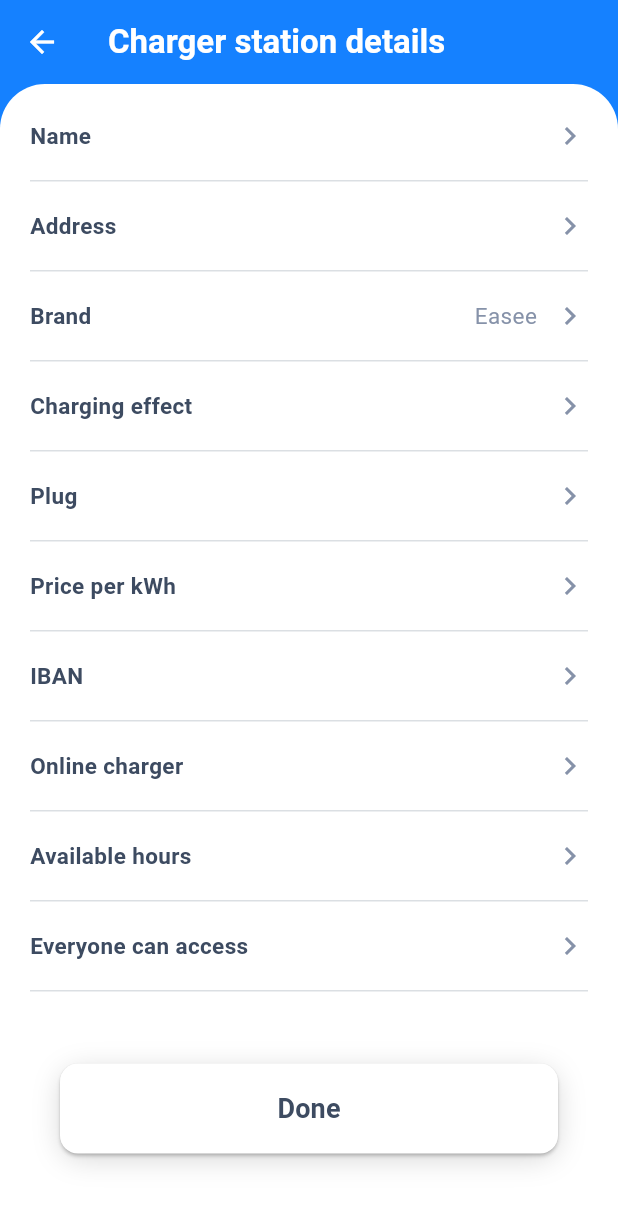
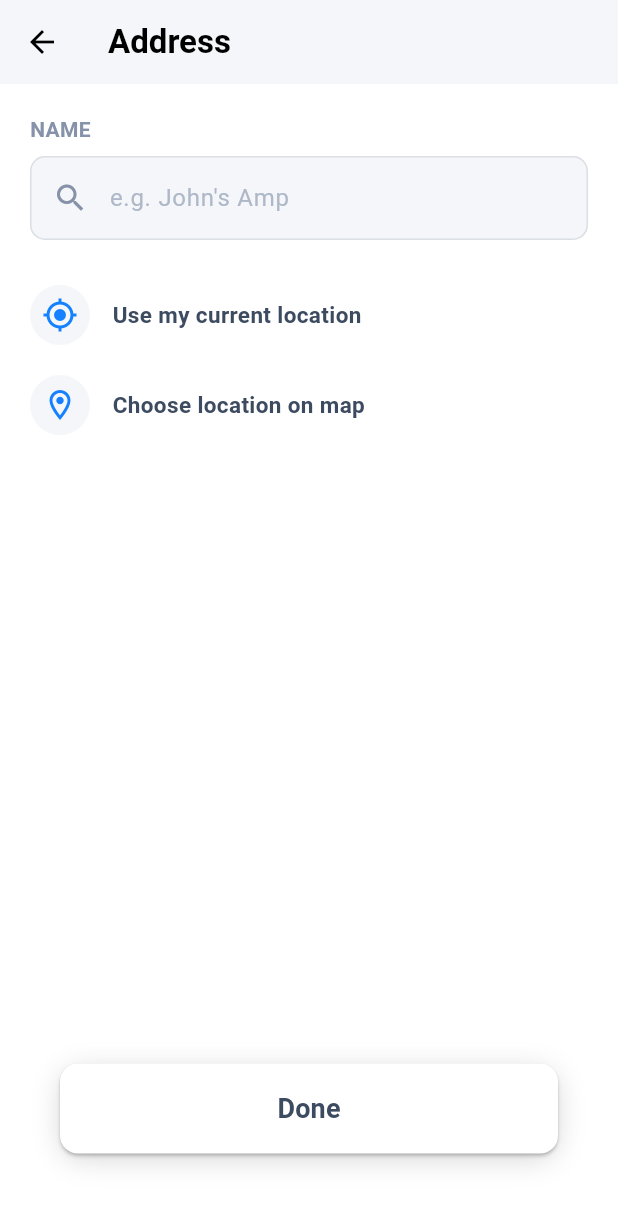
Before and after one commit to glbchk/watt_flutter, a Flutter app: the AddChargingStationDetailsPage screen opened directly with empty values, after a tap on "Address", on a phone screen of 412 x 824 dp. Shown: the top 1205 px of the screen. Run offline on Flutter 3.47's test engine with Material 3 defaults, Android fonts, the phone set to English and light mode, and no system bars; our stand-ins replace bloc, cloud_firestore, firebase_auth, firebase_core, flutter_bloc, flutter_svg and 2 more; accounts and stored records are empty.

Commit message:
Worked on UI, started to work on pages to be able to add details about charging stations.

```diff
--- /dev/null
+++ b/lib/data/models/charging_station_model.dart
@@ -0,0 +1,55 @@
+class ChargingStationModel {
+  final String? chargingStationName;
+  final String? address;
+  final String? brandName;
+  final String? chargingEffect;
+  final String? plug;
+  final String? pricePerKwh;
+  final String? iban;
+  final bool? onlineCharger;
+  final String? availableHours;
+  final bool? everyoneCanAccess;
+
+  ChargingStationModel({
+    this.chargingStationName,
+    this.address,
+    this.brandName,
+    this.chargingEffect,
+    this.plug,
+    this.pricePerKwh,
+    this.iban,
+    this.onlineCharger,
+    this.availableHours,
+    this.everyoneCanAccess,
+  });
+
+  factory ChargingStationModel.fromJson(Map<String, dynamic> json) {
+    return ChargingStationModel(
+      chargingStationName: json['charging_station_name'],
+      address: json['address'],
+      brandName: json['brand_name'],
+      chargingEffect: json['charging_effect'],
+      plug: json['plug'],
+      pricePerKwh: json['price_per_kwh'],
+      iban: json['iban'],
+      onlineCharger: json['online_charger'],
+      availableHours: json['available_hours'],
+      everyoneCanAccess: json['everyone_can_access'],
+    );
+  }
+
+  Map<String, dynamic> toJson() {
+    return {
+      'charging_station_name': chargingStationName,
+      'address': address,
+      'brand_name': brandName,
+      'charging_effect': chargingEffect,
+      'plug': plug,
+      'price_per_kwh': pricePerKwh,
+      'iban': iban,
+      'online_charger': onlineCharger,
+      'available_hours': availableHours,
+      'everyone_can_access': everyoneCanAccess,
+    };
+  }
+}
--- a/lib/presentation/onboarding_page/bloc/onboarding_state.dart
+++ b/lib/presentation/onboarding_page/bloc/onboarding_state.dart
@@ -1,4 +1,5 @@
 import 'package:watt/data/models/car_model.dart';
+import 'package:watt/data/models/charging_station_model.dart';
 
 class OnboardingState {
   final String? name;
@@ -8,6 +9,7 @@ class OnboardingState {
   final bool? isNameValid;
   final bool? isPhoneNumberValid;
   final List<CarModel>? cars;
+  final List<ChargingStationModel>? chargingStations;
 
   OnboardingState({
     this.name,
@@ -17,6 +19,7 @@ class OnboardingState {
     this.isNameValid = false,
     this.isPhoneNumberValid = false,
     this.cars,
+    this.chargingStations,
   });
 
   OnboardingState copyWith({
@@ -27,6 +30,7 @@ class OnboardingState {
     bool? Function()? isNameValid,
     bool? Function()? isPhoneNumberValid,
     List<CarModel>? Function()? cars,
+    List<ChargingStationModel>? Function()? chargingStations,
   }) {
     return OnboardingState(
       name: name != null ? name() : this.name,
@@ -40,6 +44,9 @@ class OnboardingState {
           ? isPhoneNumberValid()
           : this.isPhoneNumberValid,
       cars: cars != null ? cars() : this.cars,
+      chargingStations: chargingStations != null
+          ? chargingStations()
+          : this.chargingStations,
     );
   }
 }
--- /dev/null
+++ b/lib/presentation/onboarding_page/view/add_charging_station/components/detail_properties_widget.dart
@@ -0,0 +1,154 @@
+import 'package:flutter/material.dart';
+import 'package:watt/presentation/onboarding_page/view/add_charging_station/add_charging_station_page.dart';
+import 'package:watt/presentation/onboarding_page/view/add_charging_station/details_page.dart';
+import 'package:watt/presentation/onboarding_page/view/components/tall_card_button.dart';
+import 'package:watt/utils/constants.dart';
+import 'package:watt/utils/global_components/custom_textfield.dart';
+import 'package:watt/utils/global_components/inline_button.dart';
+import 'package:watt/utils/global_components/tile_selector_widget.dart';
+
+import '../../../../../utils/colors.dart';
+
+List<String> chargingEffectList = [
+  KChargingEffect.three,
+  KChargingEffect.seven,
+  KChargingEffect.eleven,
+  KChargingEffect.twentyTwo,
+];
+
+List<String> plugList = [
+  KPlugs.threePhase,
+  KPlugs.typeOne,
+  KPlugs.typeTwo,
+  KPlugs.wall,
+];
+
+class DetailPropertiesWidget extends StatefulWidget {
+  final DetailPageProperties property;
+  final String brandName;
+
+  const DetailPropertiesWidget({
+    super.key,
+    required this.property,
+    required this.brandName,
+  });
+
+  @override
+  State<DetailPropertiesWidget> createState() =>
+      _DetailPropertiesFormWidgetState();
+}
+
+class _DetailPropertiesFormWidgetState extends State<DetailPropertiesWidget> {
+  String? selectedChargingEffect;
+  String? selectedPlug;
+
+  @override
+  Widget build(BuildContext context) {
+    return switch (widget.property) {
+      DetailPageProperties.chargingStationName => Form(
+        child: Container(
+          color: Colors.white,
+          padding: const EdgeInsets.all(20.0),
+          child: Column(
+            crossAxisAlignment: CrossAxisAlignment.center,
+            children: [
+              Text(
+                'This name will be visible for other users on the\n map in the Watt app',
+                textAlign: TextAlign.center,
+              ),
+              SizedBox(
+                height: 20.0,
+              ),
+              CustomTextField(
+                controller: TextEditingController(),
+                label: 'Name',
+                hint: "e.g. John's Amp",
+              ),
+            ],
+          ),
+        ),
+      ),
+      DetailPageProperties.address => Form(
+        child: Container(
+          color: Colors.white,
+          padding: const EdgeInsets.all(20.0),
+          child: Column(
+            crossAxisAlignment: CrossAxisAlignment.center,
+            children: [
+              CustomTextField(
+                controller: TextEditingController(),
+                prefixIcon: Icons.search,
+                prefixIconColor: greyAppColor,
+                label: 'Name',
+                hint: "e.g. John's Amp",
+              ),
+              SizedBox(
+                height: 20.0,
+              ),
+              InlineButton(
+                label: 'Use my current location',
+                icon: Icons.my_location,
+              ),
+              InlineButton(
+                label: 'Choose location on map',
+                icon: Icons.location_on_outlined,
+              ),
+            ],
+          ),
+        ),
+      ),
+      DetailPageProperties.brandName => Form(
+        child: Container(
+          color: Colors.white,
+          padding: const EdgeInsets.only(top: 20.0),
+          child: Column(
+            children: [
+              ...List.generate(
+                chargingStationList.length,
+                (index) {
+                  return TallCardButton(
+                    label: chargingStationList.elementAt(index),
+                    pngImage: chargingStationIconsList.elementAt(index),
+                    onPressed: () {
+                      // Navigator.push(
+                      //   context,
+                      //   MaterialPageRoute(
+                      //     builder: (_) => AddChargingStationDetailsPage(
+                      //       chargingStationBrandName: chargingStationList
+                      //           .elementAt(
+                      //             index,
+                      //           ),
+                      //     ),
+                      //   ),
+                      // );
+                    },
+                  );
+                },
+              ),
+            ],
+          ),
+        ),
+      ),
+      DetailPageProperties.chargingEffect => TileSelectorWidget(
+        list: chargingEffectList,
+        selectedValue: selectedChargingEffect,
+        onSelected: (value) {
+          setState(() => selectedChargingEffect = value);
+        },
+      ),
+      DetailPageProperties.plug => TileSelectorWidget(
+        list: plugList,
+        selectedValue: selectedPlug,
+        onSelected: (value) {
+          setState(() => selectedPlug = value);
+        },
+      ),
+      // TODO: Handle this case.
+      DetailPageProperties.pricePerKwh => throw UnimplementedError(),
+      // TODO: Handle this case.
+      DetailPageProperties.iban => throw UnimplementedError(),
+      // TODO: Handle this case.
+      DetailPageProperties.availableHours => throw UnimplementedError(),
+    };
+  }
+}
--- a/lib/presentation/onboarding_page/view/add_charging_station/details_page.dart
+++ b/lib/presentation/onboarding_page/view/add_charging_station/details_page.dart
@@ -2,12 +2,30 @@ import 'package:flutter/material.dart';
 import 'package:flutter_bloc/flutter_bloc.dart';
 import 'package:watt/presentation/onboarding_page/bloc/onboarding_bloc.dart';
 import 'package:watt/presentation/onboarding_page/bloc/onboarding_state.dart';
-import 'package:watt/presentation/onboarding_page/view/add_charging_station/components/charger_station_details_form_widget.dart';
+import 'package:watt/presentation/onboarding_page/view/add_charging_station/components/detail_properties_widget.dart';
 import 'package:watt/utils/colors.dart';
 import 'package:watt/utils/global_components/bottom_floating_button.dart';
 
+enum DetailPageProperties {
+  chargingStationName,
+  address,
+  brandName,
+  chargingEffect,
+  plug,
+  pricePerKwh,
+  iban,
+  availableHours,
+}
+
 class DetailsPage extends StatefulWidget {
-  const DetailsPage({super.key});
+  final DetailPageProperties property;
+  final String brandName;
+
+  const DetailsPage({
+    super.key,
+    required this.property,
+    required this.brandName,
+  });
 
   @override
   State<DetailsPage> createState() => _DetailsPageState();
@@ -21,6 +39,19 @@ class _DetailsPageState extends State<DetailsPage> {
     super.dispose();
   }
 
+  String titleSelector() {
+    return switch (widget.property) {
+      DetailPageProperties.chargingStationName => 'How to name your charger?',
+      DetailPageProperties.address => 'Address',
+      DetailPageProperties.brandName => 'Charging Station Brand',
+      DetailPageProperties.chargingEffect => 'Charging effect',
+      DetailPageProperties.plug => 'Plug',
+      DetailPageProperties.pricePerKwh => 'Price per kWh',
+      DetailPageProperties.iban => 'Bank account',
+      DetailPageProperties.availableHours => 'Available hours',
+    };
+  }
+
   @override
   Widget build(BuildContext context) {
     return BlocBuilder<OnboardingBloc, OnboardingState>(
@@ -29,7 +60,7 @@ class _DetailsPageState extends State<DetailsPage> {
           extendBody: true,
           appBar: AppBar(
             title: Text(
-              'How to name your charger?',
+              titleSelector(),
               style: TextStyle(
                 fontWeight: FontWeight.bold,
                 color: Colors.black,
@@ -40,31 +71,9 @@ class _DetailsPageState extends State<DetailsPage> {
           ),
           body: LayoutBuilder(
             builder: (context, constraints) {
-              return SingleChildScrollView(
-                child: ConstrainedBox(
-                  constraints: BoxConstraints(
-                    minHeight: constraints.maxHeight,
-                  ),
-                  child: IntrinsicHeight(
-                    child: Column(
-                      children: [
-                        Expanded(
-                          child: Container(
-                            width: double.infinity,
-                            height: double.infinity,
-                            decoration: BoxDecoration(
-                              color: Colors.white,
-                            ),
-                            child: Padding(
-                              padding: const EdgeInsets.only(top: 5.0),
-                              child: ChargerStationDetailsFormWidget(),
-                            ),
-                          ),
-                        ),
-                      ],
-                    ),
-                  ),
-                ),
+              return DetailPropertiesWidget(
+                property: widget.property,
+                brandName: widget.brandName,
               );
             },
           ),
--- a/lib/utils/global_components/custom_textfield.dart
+++ b/lib/utils/global_components/custom_textfield.dart
@@ -83,6 +83,8 @@ class _CustomTextFieldState extends State<CustomTextField> {
                       widget.prefixIcon,
                       color: widget.prefixIconColor,
                     ),
+                    iconSize: 24,
+                    padding: const EdgeInsets.only(right: 10.0, left: 15.0),
                     onPressed: () {},
                   )
                 : null,
--- /dev/null
+++ b/lib/utils/global_components/inline_button.dart
@@ -0,0 +1,63 @@
+import 'package:flutter/material.dart';
+import 'package:watt/utils/colors.dart';
+
+class InlineButton extends StatelessWidget {
+  final String label;
+  final String? secondLabel;
+  final VoidCallback? onPressed;
+  final IconData? icon;
+  final Color? textColor;
+  final Color? backgroundColor;
+
+  const InlineButton({
+    super.key,
+    required this.label,
+    this.secondLabel,
+    this.onPressed,
+    this.icon,
+    this.backgroundColor,
+    this.textColor,
+  });
+
+  @override
+  Widget build(BuildContext context) {
+    return GestureDetector(
+      onTap: () {
+        onPressed?.call();
+      },
+      child: Container(
+        color: backgroundColor ?? Colors.transparent,
+        width: double.infinity,
+        height: 60,
+        child: Row(
+          children: [
+            ClipOval(
+              child: Container(
+                width: 40,
+                height: 40,
+                color: wattColorScheme.surface,
+                child: Icon(
+                  icon,
+                  size: 24,
+                  color: wattColorScheme.primary,
+                ),
+              ),
+            ),
+            SizedBox(
+              width: 15.0,
+            ),
+            Text(
+              label,
+              style: TextStyle(
+                fontSize: 15,
+                fontWeight: FontWeight.bold,
+                color: textColor ?? wattBlackColor,
+              ),
+            ),
+            Spacer(),
+          ],
+        ),
+      ),
+    );
+  }
+}
```
Also changed, not shown: lib/presentation/onboarding_page/view/add_charging_station/add_charging_station_details_page.dart (+83 -1 lines), lib/presentation/onboarding_page/view/add_charging_station/add_charging_station_page.dart (+8 -8 lines), lib/presentation/onboarding_page/view/add_charging_station/components/charger_station_details_form_widget.dart (+10 -1 lines), lib/utils/constants.dart (+14 -0 lines), lib/utils/global_components/tile_selector_widget.dart (added, +49 -0 lines).
